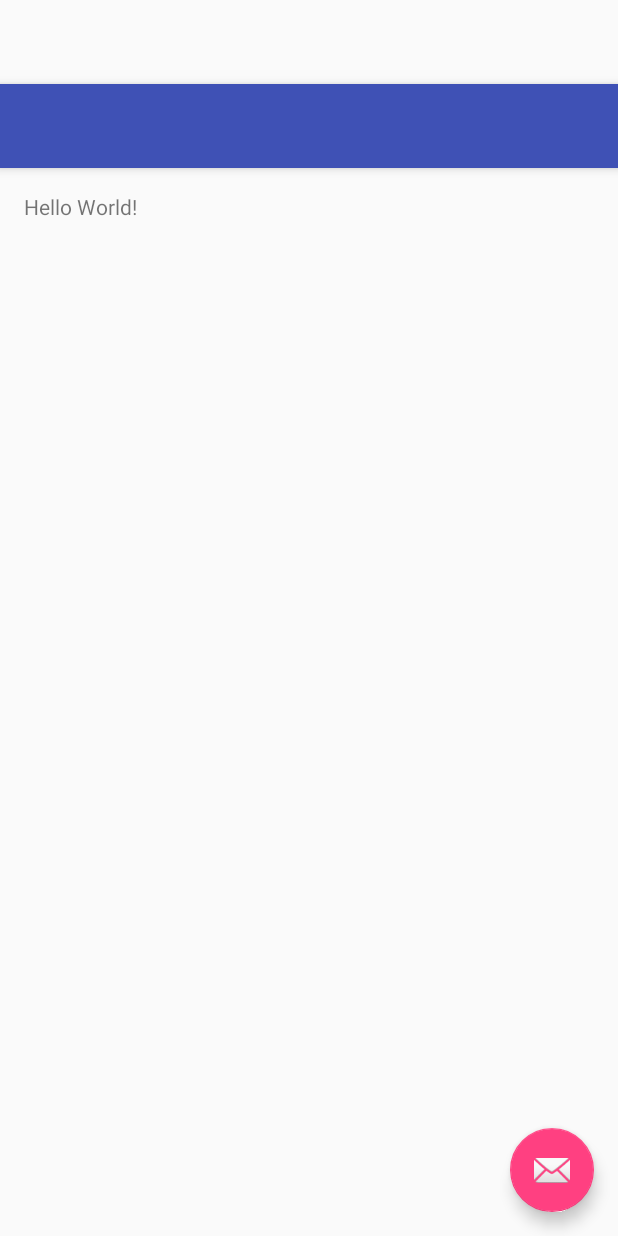
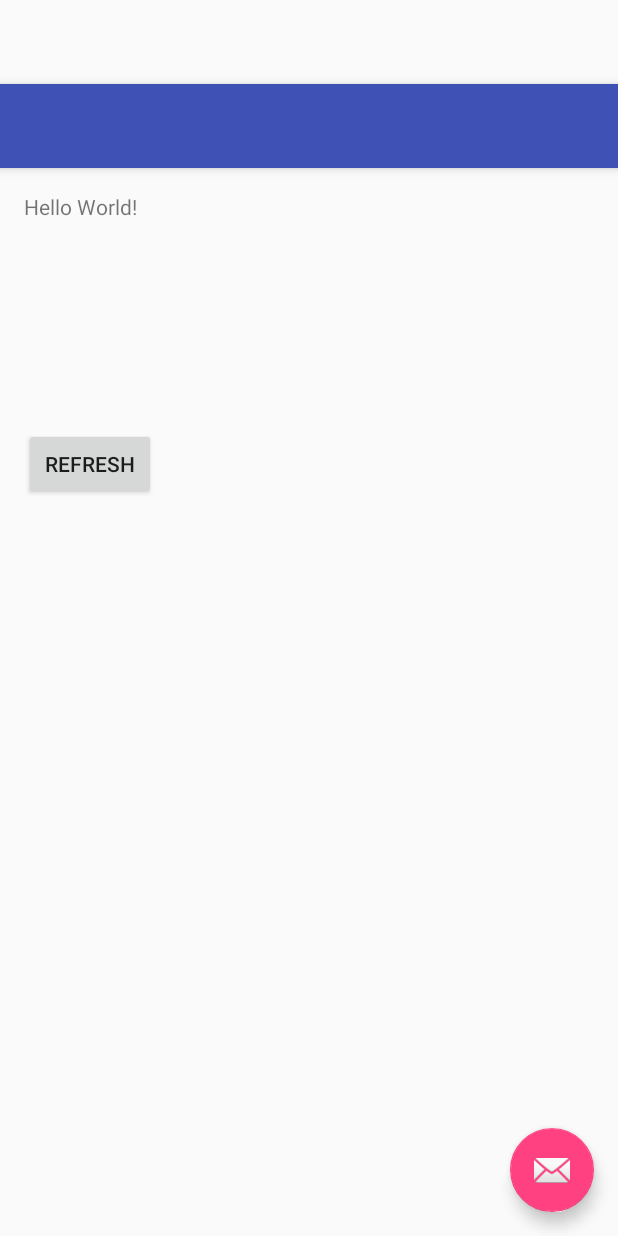
Before and after one commit to Hakiko/Ktulu, an Android app: the layout activity_main.xml on its own in the app's theme, with its tools: preview values and no code run, on a phone screen of 412 x 824 dp. Run offline under Robolectric (Android 15) with nearby library versions, the phone set to English and light mode, and no system bars.

Commit message:
Refresh Button

```diff
--- a/app/src/main/res/layout/content_main.xml
+++ b/app/src/main/res/layout/content_main.xml
@@ -12,4 +12,13 @@
     <TextView android:text="Hello World!" android:layout_width="wrap_content"
         android:layout_height="wrap_content"
         android:id="@+id/ip" />
+
+    <Button
+        android:layout_width="wrap_content"
+        android:layout_height="wrap_content"
+        android:text="Refresh"
+        android:id="@+id/refreshButton"
+        android:layout_marginTop="138dp"
+        android:layout_below="@+id/ip"
+        android:layout_alignParentStart="true" />
 </RelativeLayout>
```
Also changed, not shown: app/src/main/java/com/ktulu/ktulu/MainActivity.java (+9 -0 lines).
